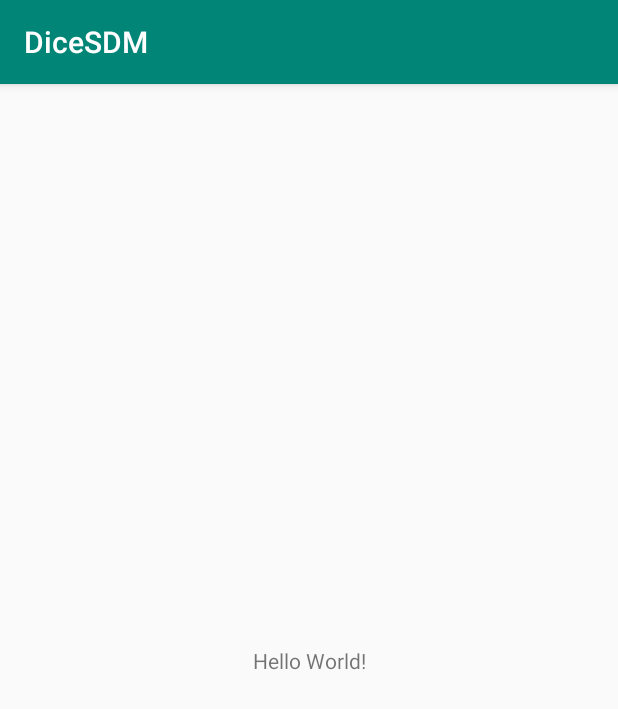
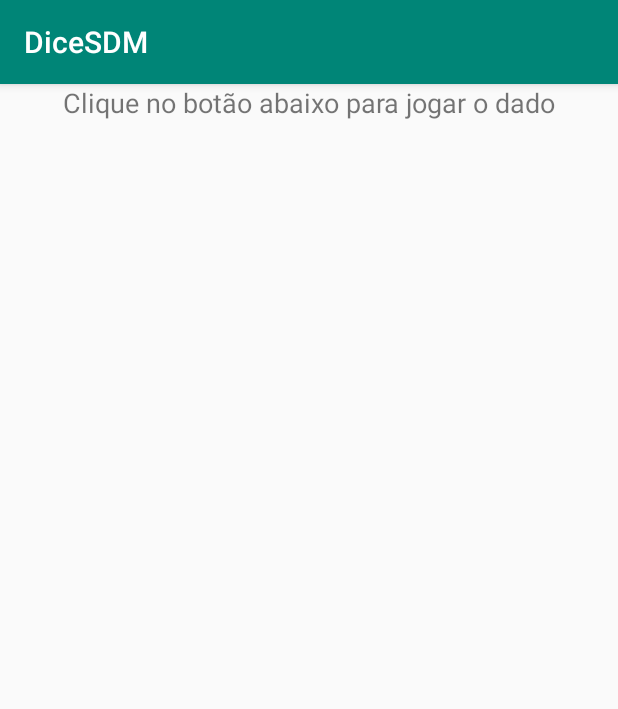
Before and after one commit to GustavoLopes899/DiceSDM, an Android app: the screen it shows after launch (MainActivity), on a phone screen of 412 x 824 dp. Shown: the top 709 px of the screen. Run offline under Robolectric (Android 15) with nearby library versions, the light colour scheme and no system bars.

Commit message:
Adicionando primeira TextView

```diff
--- a/app/src/main/res/layout/activity_main.xml
+++ b/app/src/main/res/layout/activity_main.xml
@@ -7,12 +7,15 @@
     tools:context=".MainActivity">
 
     <TextView
-        android:layout_width="wrap_content"
+        android:id="@+id/textView"
+        android:layout_width="0dp"
         android:layout_height="wrap_content"
-        android:text="Hello World!"
-        app:layout_constraintBottom_toBottomOf="parent"
+        android:gravity="center_horizontal"
+        android:text="@string/clique_no_botao_abaixo_para_jogar_o_dado"
+        android:textSize="18sp"
         app:layout_constraintLeft_toLeftOf="parent"
         app:layout_constraintRight_toRightOf="parent"
         app:layout_constraintTop_toTopOf="parent" />
 
+
 </androidx.constraintlayout.widget.ConstraintLayout>
--- a/app/src/main/res/values/strings.xml
+++ b/app/src/main/res/values/strings.xml
@@ -1,3 +1,4 @@
 <resources>
     <string name="app_name">DiceSDM</string>
+    <string name="clique_no_botao_abaixo_para_jogar_o_dado">Clique no botão abaixo para jogar o dado</string>
 </resources>
```
